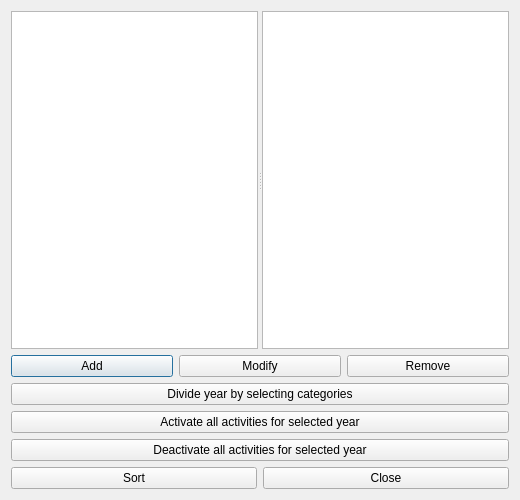
This is src/interface/yearsform_template.ui in karandit/fet as Qt 5 draws it before an edit. The edited form follows.
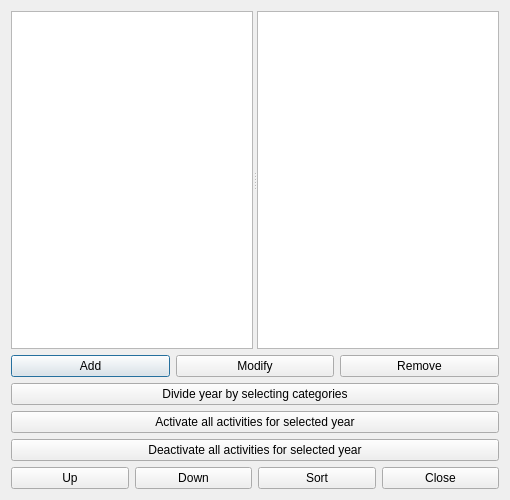
This is the edited form.

The edit to the form file:
```diff
--- a/src/interface/yearsform_template.ui
+++ b/src/interface/yearsform_template.ui
@@ -6,7 +6,7 @@
    <rect>
     <x>0</x>
     <y>0</y>
-    <width>520</width>
+    <width>510</width>
     <height>500</height>
    </rect>
   </property>
@@ -77,6 +77,20 @@
    </item>
    <item row="5" column="0">
     <layout class="QHBoxLayout" name="horizontalLayout_2">
+     <item>
+      <widget class="QPushButton" name="moveYearUpPushButton">
+       <property name="text">
+        <string comment="It means move the item up in the list">Up</string>
+       </property>
+      </widget>
+     </item>
+     <item>
+      <widget class="QPushButton" name="moveYearDownPushButton">
+       <property name="text">
+        <string comment="It means move the item down in the list">Down</string>
+       </property>
+      </widget>
+     </item>
      <item>
       <widget class="QPushButton" name="sortYearsPushButton">
        <property name="text">
```
